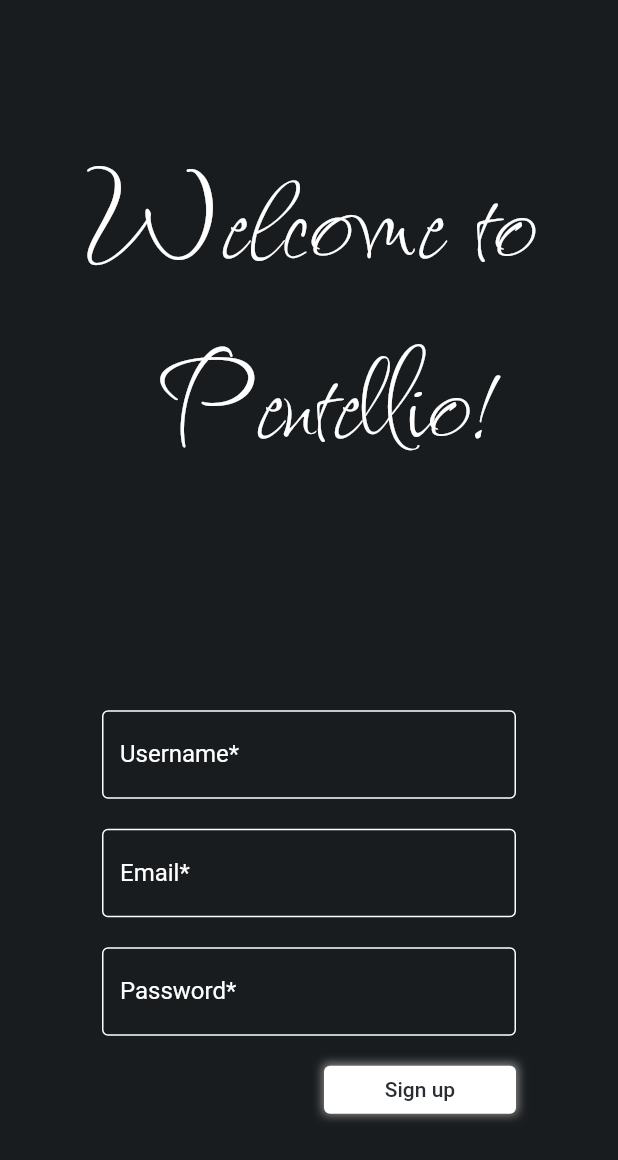
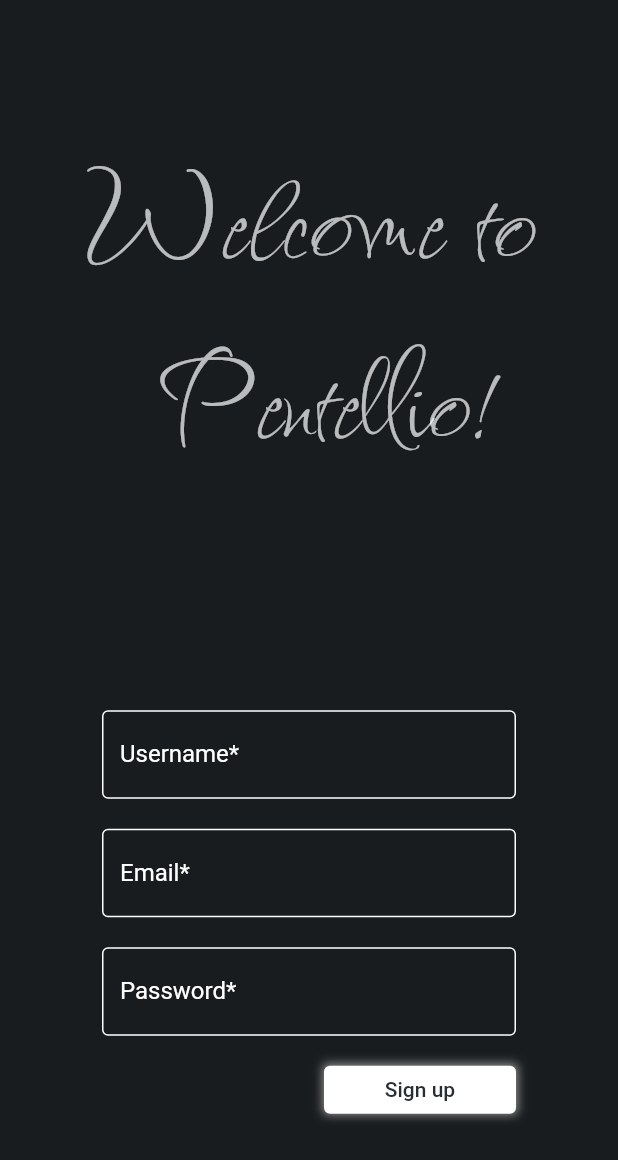
Before and after one commit to pavonism/pentellio, a Flutter app: the screen it shows after launch, after a tap on "Sign up", on a phone screen of 412 x 824 dp. Shown: the top 1160 px of the screen. Run offline on Flutter 3.47's test engine with Material 2 defaults, Android fonts, the phone set to English and light mode, and no system bars; drawn by our look-alikes of animated_text_kit; our stand-ins replace cached_network_image, cross_file, file, firebase_auth, firebase_core, firebase_database and 7 more; missing offline and left inert: universal_html; accounts and stored records are empty; Roboto replaces fonts that are missing (Comic Sans, Segoe UI).

Commit message:
Add theme changing and improve nagivation

```diff
--- /dev/null
+++ b/lib/cubits/app_settings_cubit.dart
@@ -0,0 +1,70 @@
+import 'package:flutter/material.dart';
+import 'package:flutter_bloc/flutter_bloc.dart';
+import 'package:shared_preferences/shared_preferences.dart';
+
+class SettingsState {
+  SettingsState({required this.theme});
+  ThemeData theme;
+}
+
+class AppSettingsCubit extends Cubit<SettingsState> {
+  AppSettingsCubit() : super(SettingsState(theme: _darkTheme));
+
+  bool darkTheme = true;
+  late SharedPreferences _preferences;
+  late ThemeData currentTheme;
+
+  static final ThemeData _darkTheme = ThemeData(
+    fontFamily: "Segoe UI",
+    primarySwatch: Colors.grey,
+    primaryColor: Colors.white,
+    highlightColor: Colors.white,
+    shadowColor: Colors.grey,
+    errorColor: Colors.red,
+    colorScheme: ColorScheme.fromSwatch(
+        primarySwatch: Colors.grey,
+        primaryColorDark: const Color(0xFF282E33),
+        accentColor: Colors.white,
+        backgroundColor: const Color(0xFF282E33),
+        cardColor: const Color(0x003D444B),
+        brightness: Brightness.dark),
+    backgroundColor: const Color(0xFF282E33),
+    scaffoldBackgroundColor: const Color(0xFF191C1F),
+  );
+
+  final ThemeData _lightTheme = ThemeData(
+    appBarTheme: AppBarTheme(backgroundColor: Colors.grey.shade200),
+    fontFamily: "Segoe UI",
+    primarySwatch: Colors.grey,
+    primaryColor: Colors.white,
+    highlightColor: Colors.white,
+    shadowColor: Colors.grey,
+    errorColor: Colors.red,
+    colorScheme: ColorScheme.fromSwatch(
+        primarySwatch: Colors.grey,
+        primaryColorDark: Colors.white,
+        accentColor: Colors.white,
+        backgroundColor: Colors.white,
+        cardColor: Colors.white,
+        brightness: Brightness.light),
+    backgroundColor: Colors.grey.shade300,
+    scaffoldBackgroundColor: Colors.white,
+  );
+
+  Future<ThemeData> initialize() async {
+    SharedPreferences.setMockInitialValues({});
+    _preferences = await SharedPreferences.getInstance();
+    var darkTheme = _preferences.getBool('dark_theme');
+    currentTheme = darkTheme != null && !darkTheme ? _lightTheme : _darkTheme;
+    darkTheme = currentTheme == _darkTheme;
+
+    return currentTheme;
+  }
+
+  switchTheme(bool darkTheme) {
+    currentTheme = darkTheme ? _darkTheme : _lightTheme;
+    this.darkTheme = darkTheme;
+    _preferences.setBool('dark_theme', darkTheme);
+    emit(SettingsState(theme: currentTheme));
+  }
+}
--- a/lib/cubits/chat_cubit.dart
+++ b/lib/cubits/chat_cubit.dart
@@ -109,6 +109,8 @@ class ChatCubit extends Cubit<EmptyState> {
       currentUser.friends.add(friend);
       await userService.loadFriend(friend);
       await chatService.loadChatForFriend(friend);
+      chatService.listenChat(
+          friend.chat, (msg) => _messageReceived(msg, friend!));
     }
 
     openChat(friend);
--- a/lib/main.dart
+++ b/lib/main.dart
@@ -5,6 +5,7 @@ import 'package:firebase_auth/firebase_auth.dart';
 import 'package:firebase_database/firebase_database.dart';
 import 'package:flutter/material.dart';
 import 'package:flutter_bloc/flutter_bloc.dart';
+import 'package:pentellio/cubits/app_settings_cubit.dart';
 import 'package:pentellio/services/chat_service.dart';
 import 'package:pentellio/services/user_service.dart';
 import 'package:provider/provider.dart';
@@ -17,7 +18,7 @@ import 'firebase_options.dart';
 
 void main() async {
   WidgetsFlutterBinding.ensureInitialized();
-  Firebase.initializeApp(options: DefaultFirebaseOptions.currentPlatform);
+  await Firebase.initializeApp(options: DefaultFirebaseOptions.currentPlatform);
 
   if (!kIsWeb) {
     FirebaseDatabase.instance.setPersistenceEnabled(true);
@@ -70,24 +71,9 @@ class PentellioApp extends StatelessWidget {
   @override
   Widget build(BuildContext context) {
     return MaterialApp(
-      theme: ThemeData(
-        fontFamily: "Segoe UI",
-        primarySwatch: Colors.grey,
-        primaryColor: Colors.white,
-        highlightColor: Colors.white,
-        shadowColor: Colors.grey,
-        errorColor: Colors.red,
-        colorScheme: ColorScheme.fromSwatch(
-            primarySwatch: Colors.grey,
-            primaryColorDark: const Color(0xFF282E33),
-            accentColor: Colors.white,
-            backgroundColor: const Color(0xFF282E33),
-            cardColor: const Color(0x003D444B),
-            brightness: Brightness.dark),
-        backgroundColor: const Color(0xFF282E33),
-        scaffoldBackgroundColor: const Color(0xFF191C1F),
-      ),
       home: Provider(
+        create: (context) => AppSettingsCubit(),
+        builder: ((context, child) => Provider(
               create: (_) {
                 return AuthService(firebaseAuth: FirebaseAuth.instance);
               },
@@ -97,10 +83,23 @@ class PentellioApp extends StatelessWidget {
                 },
                 child: BlocProvider(
                     create: (context) => AuthCubit(
-                authService: context.read(), userService: context.read()),
-            child: const LoginGate(),
+                        authService: context.read(),
+                        userService: context.read()),
+                    child: FutureBuilder(
+                        future: context.read<AppSettingsCubit>().initialize(),
+                        builder: (context, snapshot) {
+                          if (!snapshot.hasData) {
+                            return const CircularProgressIndicator();
+                          } else {
+                            return BlocBuilder<AppSettingsCubit, SettingsState>(
+                                builder: (context, state) {
+                              return Theme(
+                                  data: state.theme!, child: const LoginGate());
+                            });
+                          }
+                        })),
               ),
-        ),
+            )),
       ),
     );
   }
--- /dev/null
+++ b/lib/providers/nagivation_state.dart
@@ -0,0 +1,4 @@
+class NagivationState {
+  NagivationState(this.lock);
+  final bool lock;
+}
--- a/lib/views/login/login_title.dart
+++ b/lib/views/login/login_title.dart
@@ -6,30 +6,35 @@ import 'package:flutter_bloc/flutter_bloc.dart';
 import 'package:pentellio/cubits/auth_cubit.dart';
 
 class PentellioText extends StatefulWidget {
-  const PentellioText(
-      {Key? key,
-      this.fontSize = 100,
-      this.text = "",
-      this.onFinished,
-      this.align = TextAlign.center,
-      this.animate = true})
-      : super(key: key);
+  PentellioText({
+    Key? key,
+    this.fontSize = 100,
+    this.text = "",
+    this.onFinished,
+    this.align = TextAlign.center,
+    this.animate = true,
+    this.duration = const Duration(milliseconds: 60),
+  }) : super(key: key);
 
   final double fontSize;
   final String text;
   final void Function()? onFinished;
   final TextAlign align;
   final bool animate;
+  final Duration duration;
+  int animationLaunched = 0;
 
   @override
   State<PentellioText> createState() => _PentellioTextState();
 }
 
 class _PentellioTextState extends State<PentellioText> {
-  bool animationLaunched = false;
-
   @override
   Widget build(BuildContext context) {
+    setState(() {
+      widget.animationLaunched++;
+    });
+
     return Center(
       child: Padding(
         padding: const EdgeInsets.all(12.0),
@@ -37,22 +42,26 @@ class _PentellioTextState extends State<PentellioText> {
             style: TextStyle(
               fontSize: widget.fontSize,
               fontFamily: 'FugglesPro-Regular',
-              color: Theme.of(context).primaryColor,
+              color: Theme.of(context).textTheme.caption?.color,
               fontFeatures: const [
                 FontFeature.randomize(),
               ],
             ),
             child:
                 // context.read<AuthCubit>().state is NeedsSigningInState ?
-                widget.animate
+                widget.animate && widget.animationLaunched < 2
                     ? AnimatedTextKit(
-                        onFinished: widget.onFinished,
+                        onFinished: () {
+                          if (widget.onFinished != null) {
+                            widget.onFinished!();
+                          }
+                        },
                         isRepeatingAnimation: false,
                         animatedTexts: [
                           TyperAnimatedText(
                             widget.text,
                             textAlign: widget.align,
-                            speed: const Duration(milliseconds: 60),
+                            speed: widget.duration,
                           )
                         ],
                       )
--- a/lib/views/pentellio_pages.dart
+++ b/lib/views/pentellio_pages.dart
@@ -5,6 +5,7 @@ import 'package:flutter_bloc/flutter_bloc.dart';
 import 'package:pentellio/cubits/auth_cubit.dart';
 import 'package:pentellio/cubits/chat_cubit.dart';
 import 'package:pentellio/models/chat.dart';
+import 'package:pentellio/providers/nagivation_state.dart';
 import 'package:pentellio/services/chat_service.dart';
 import 'package:pentellio/services/image_service.dart';
 import 'package:pentellio/services/user_service.dart';
@@ -36,6 +37,8 @@ class PentellionPages extends StatelessWidget {
         child: Provider(
           create: (_) =>
               StorageService(firebaseStorage: FirebaseStorage.instance),
+          child: Provider(
+            create: (context) => NagivationState(false),
             child: BlocProvider(
               create: (context) {
                 return ChatCubit(
@@ -52,6 +55,7 @@ class PentellionPages extends StatelessWidget {
                           constraints: constraints,
                         );
                 },
+              ),
             ),
           ),
         ),
--- a/pubspec.yaml
+++ b/pubspec.yaml
@@ -49,6 +49,7 @@ dependencies:
   image_picker: ^0.8.6
   photo_view: ^0.14.0
   collection: ^1.16.0
+  shared_preferences: ^2.0.16
 
 dev_dependencies:
   flutter_test:
```
Also changed, not shown: lib/views/chat/chat.dart (+42 -31 lines), lib/views/chat_list/chat_list.dart (+5 -5 lines), lib/views/chat_list/chat_tile.dart (+6 -4 lines), lib/views/page_navigator.dart (+19 -9 lines), lib/views/settings/settings.dart (+21 -15 lines), lib/widgets/rounded_rect.dart (+7 -8 lines), pubspec.lock, 1 other file. Lines whose indentation alone changed are shown as unchanged.
